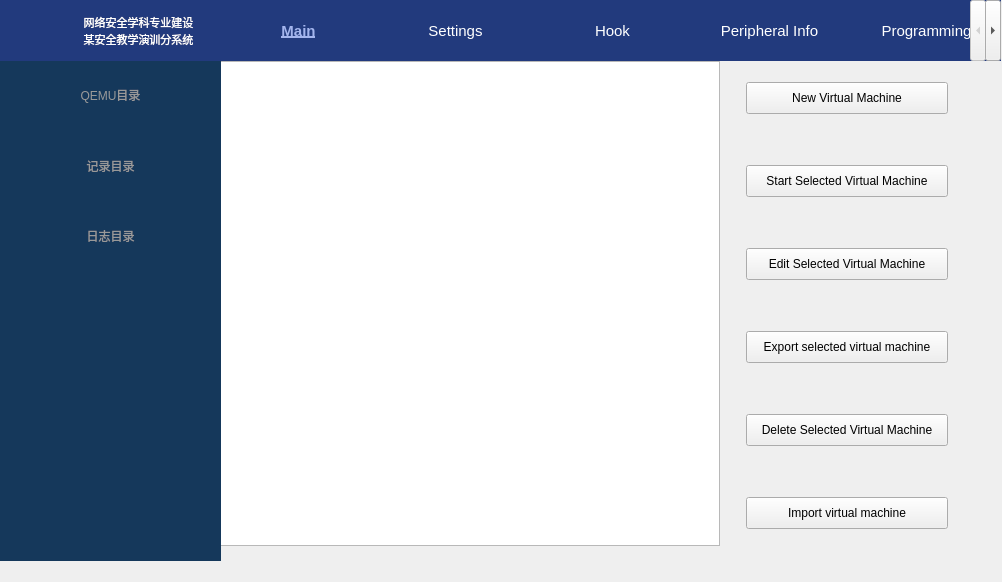
Before: the Qt Designer form ui/Main.ui in wjqsec/EmuGUI, drawn with Qt 5.
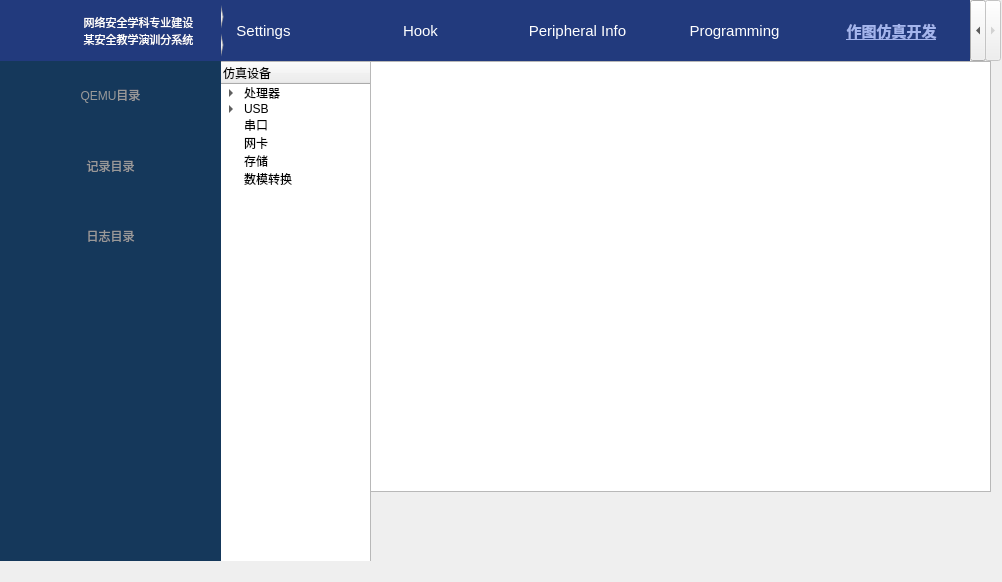
After: the same form once the commit is applied. Icons and pictures are not drawn.

```diff
--- a/ui/Main.ui
+++ b/ui/Main.ui
@@ -71,7 +71,7 @@
         </string>
        </property>
        <property name="currentIndex">
-        <number>0</number>
+        <number>5</number>
        </property>
        <widget class="QWidget" name="tab">
         <property name="locale">
@@ -119,7 +119,7 @@
            </widget>
           </item>
           <item row="0" column="2" rowspan="2">
-           <widget class="QWidget" name="" native="true">
+           <widget class="QWidget" name="widget" native="true">
             <layout class="QVBoxLayout" name="verticalLayout">
              <property name="spacing">
               <number>50</number>
@@ -146,8 +146,8 @@
                </property>
                <property name="maximumSize">
                 <size>
-                 <width>16777215</width>
-                 <height>16777215</height>
+                 <width>202</width>
+                 <height>32</height>
                 </size>
                </property>
                <property name="styleSheet">
@@ -175,8 +175,8 @@
                </property>
                <property name="maximumSize">
                 <size>
-                 <width>16777215</width>
-                 <height>16777215</height>
+                 <width>202</width>
+                 <height>32</height>
                 </size>
                </property>
                <property name="styleSheet">
@@ -204,8 +204,8 @@
                </property>
                <property name="maximumSize">
                 <size>
-                 <width>16777215</width>
-                 <height>16777215</height>
+                 <width>202</width>
+                 <height>32</height>
                 </size>
                </property>
                <property name="styleSheet">
@@ -233,8 +233,8 @@
                </property>
                <property name="maximumSize">
                 <size>
-                 <width>16777215</width>
-                 <height>16777215</height>
+                 <width>202</width>
+                 <height>32</height>
                 </size>
                </property>
                <property name="styleSheet">
@@ -262,8 +262,8 @@
                </property>
                <property name="maximumSize">
                 <size>
-                 <width>16777215</width>
-                 <height>16777215</height>
+                 <width>202</width>
+                 <height>32</height>
                 </size>
                </property>
                <property name="styleSheet">
@@ -291,8 +291,8 @@
                </property>
                <property name="maximumSize">
                 <size>
-                 <width>16777215</width>
-                 <height>16777215</height>
+                 <width>202</width>
+                 <height>32</height>
                 </size>
                </property>
                <property name="styleSheet">
@@ -1848,6 +1848,115 @@
          </property>
         </widget>
        </widget>
+       <widget class="QWidget" name="tab_8">
+        <attribute name="title">
+         <string>作图仿真开发</string>
+        </attribute>
+        <widget class="QGraphicsView" name="graphicsView">
+         <property name="geometry">
+          <rect>
+           <x>150</x>
+           <y>0</y>
+           <width>621</width>
+           <height>431</height>
+          </rect>
+         </property>
+        </widget>
+        <widget class="QTreeWidget" name="treeWidget">
+         <property name="geometry">
+          <rect>
+           <x>0</x>
+           <y>0</y>
+           <width>151</width>
+           <height>501</height>
+          </rect>
+         </property>
+         <property name="dragEnabled">
+          <bool>true</bool>
+         </property>
+         <property name="dragDropOverwriteMode">
+          <bool>true</bool>
+         </property>
+         <property name="dragDropMode">
+          <enum>QAbstractItemView::DragDropMode::DragDrop</enum>
+         </property>
+         <column>
+          <property name="text">
+           <string>仿真设备</string>
+          </property>
+         </column>
+         <item>
+          <property name="text">
+           <string>处理器</string>
+          </property>
+          <item>
+           <property name="text">
+            <string>i386</string>
+           </property>
+          </item>
+          <item>
+           <property name="text">
+            <string>x86_64</string>
+           </property>
+          </item>
+          <item>
+           <property name="text">
+            <string>arm</string>
+           </property>
+          </item>
+          <item>
+           <property name="text">
+            <string>arm64</string>
+           </property>
+          </item>
+         </item>
+         <item>
+          <property name="text">
+           <string>USB</string>
+          </property>
+          <item>
+           <property name="text">
+            <string>a</string>
+           </property>
+          </item>
+          <item>
+           <property name="text">
+            <string>b</string>
+           </property>
+          </item>
+          <item>
+           <property name="text">
+            <string>c</string>
+           </property>
+          </item>
+          <item>
+           <property name="text">
+            <string>d</string>
+           </property>
+          </item>
+         </item>
+         <item>
+          <property name="text">
+           <string>串口</string>
+          </property>
+         </item>
+         <item>
+          <property name="text">
+           <string>网卡</string>
+          </property>
+         </item>
+         <item>
+          <property name="text">
+           <string>存储</string>
+          </property>
+         </item>
+         <item>
+          <property name="text">
+           <string>数模转换</string>
+          </property>
+         </item>
+        </widget>
+       </widget>
       </widget>
      </item>
     </layout>
```
